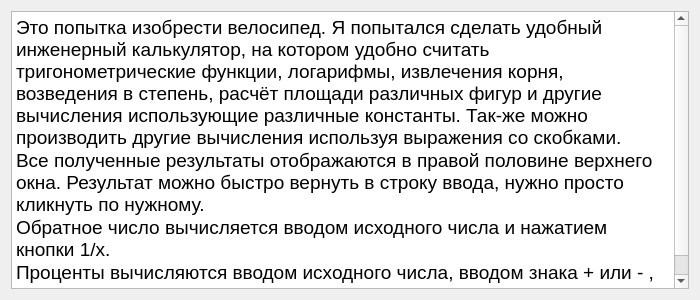
Old version of the form myForm/helpDialog.ui in the repository pAVlicSim/pyqt_calculator.
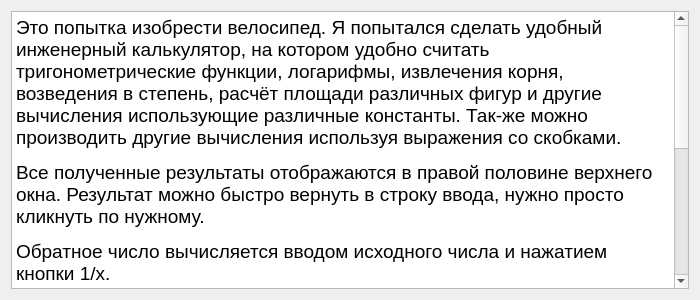
New version of the form.

Commit message: доделал ввод с клавиатуры

The edit to the form file:
```diff
--- a/myForm/helpDialog.ui
+++ b/myForm/helpDialog.ui
@@ -36,10 +36,15 @@
 &lt;html&gt;&lt;head&gt;&lt;meta name=&quot;qrichtext&quot; content=&quot;1&quot; /&gt;&lt;title&gt;Инструкция по применению.&lt;/title&gt;&lt;style type=&quot;text/css&quot;&gt;
 p, li { white-space: pre-wrap; }
 &lt;/style&gt;&lt;/head&gt;&lt;body style=&quot; font-family:'MS Shell Dlg 2'; font-size:8.25pt; font-weight:400; font-style:normal;&quot;&gt;
-&lt;p style=&quot; margin-top:0px; margin-bottom:0px; margin-left:0px; margin-right:0px; -qt-block-indent:0; text-indent:0px;&quot;&gt;&lt;span style=&quot; font-size:14pt;&quot;&gt;Это попытка изобрести велосипед. Я попытался сделать удобный инженерный калькулятор, на котором удобно считать тригонометрические функции, логарифмы, извлечения корня, возведения в степень, расчёт площади различных фигур и другие вычисления использующие различные константы. Так-же можно производить другие вычисления используя выражения со скобками. &lt;/span&gt;&lt;/p&gt;
-&lt;p style=&quot; margin-top:0px; margin-bottom:0px; margin-left:0px; margin-right:0px; -qt-block-indent:0; text-indent:0px;&quot;&gt;&lt;span style=&quot; font-size:14pt;&quot;&gt;Все полученные результаты отображаются в правой половине верхнего окна. Результат можно быстро вернуть в строку ввода, нужно просто кликнуть по нужному.&lt;/span&gt;&lt;/p&gt;
-&lt;p style=&quot; margin-top:0px; margin-bottom:0px; margin-left:0px; margin-right:0px; -qt-block-indent:0; text-indent:0px;&quot;&gt;&lt;span style=&quot; font-size:14pt;&quot;&gt;Обратное число вычисляется вводом исходного числа и нажатием кнопки 1/х.&lt;/span&gt;&lt;/p&gt;
-&lt;p style=&quot; margin-top:0px; margin-bottom:0px; margin-left:0px; margin-right:0px; -qt-block-indent:0; text-indent:0px;&quot;&gt;&lt;span style=&quot; font-size:14pt;&quot;&gt;Проценты вычисляются вводом исходного числа, вводом знака + или - ,  вводом процентов и нажатием кнопки %.&lt;/span&gt;&lt;/p&gt;&lt;/body&gt;&lt;/html&gt;</string>
+&lt;p style=&quot; margin-top:12px; margin-bottom:12px; margin-left:0px; margin-right:0px; -qt-block-indent:0; text-indent:0px;&quot;&gt;&lt;span style=&quot; font-size:14pt;&quot;&gt;Это попытка изобрести велосипед. Я попытался сделать удобный инженерный калькулятор, на котором удобно считать тригонометрические функции, логарифмы, извлечения корня, возведения в степень, расчёт площади различных фигур и другие вычисления использующие различные константы. Так-же можно производить другие вычисления используя выражения со скобками. &lt;/span&gt;&lt;/p&gt;
+&lt;p style=&quot; margin-top:12px; margin-bottom:12px; margin-left:0px; margin-right:0px; -qt-block-indent:0; text-indent:0px;&quot;&gt;&lt;span style=&quot; font-size:14pt;&quot;&gt;Все полученные результаты отображаются в правой половине верхнего окна. Результат можно быстро вернуть в строку ввода, нужно просто кликнуть по нужному.&lt;/span&gt;&lt;/p&gt;
+&lt;p style=&quot; margin-top:12px; margin-bottom:12px; margin-left:0px; margin-right:0px; -qt-block-indent:0; text-indent:0px;&quot;&gt;&lt;span style=&quot; font-size:14pt;&quot;&gt;Обратное число вычисляется вводом исходного числа и нажатием кнопки 1/х.&lt;/span&gt;&lt;/p&gt;
+&lt;p style=&quot; margin-top:12px; margin-bottom:12px; margin-left:0px; margin-right:0px; -qt-block-indent:0; text-indent:0px;&quot;&gt;&lt;span style=&quot; font-size:14pt;&quot;&gt;Проценты вычисляются вводом исходного числа, вводом знака + или - , вводом процентов и нажатием кнопки %.&lt;/span&gt;&lt;/p&gt;
+&lt;p style=&quot; margin-top:12px; margin-bottom:12px; margin-left:0px; margin-right:0px; -qt-block-indent:0; text-indent:0px;&quot;&gt;&lt;span style=&quot; font-size:14pt;&quot;&gt;Что такое логарифм?&lt;/span&gt;&lt;/p&gt;
+&lt;p style=&quot; margin-top:12px; margin-bottom:12px; margin-left:0px; margin-right:0px; -qt-block-indent:0; text-indent:0px;&quot;&gt;&lt;span style=&quot; font-family:'Arial,Helvetica,sans-serif'; font-size:14pt; background-color:#e9f8ed;&quot;&gt;Логарифм по основанию a от аргумента x , это степень,,в которую надо возвести число a, чтобы плучить число x.&lt;/span&gt;&lt;span style=&quot; font-family:'Arial,Helvetica,sans-serif'; font-size:14pt; color:#101010; background-color:#ffffff;&quot;&gt;Обозначение: log&lt;/span&gt;&lt;span style=&quot; font-family:'Times New Roman,Times,serif'; font-size:14pt; font-style:italic; color:#101010; background-color:#ffffff; vertical-align:sub;&quot;&gt;a&lt;/span&gt;&lt;span style=&quot; font-family:'Times New Roman,Times,serif'; font-size:14pt; font-style:italic; color:#101010; background-color:#ffffff;&quot;&gt;x&lt;/span&gt;&lt;span style=&quot; font-family:'Arial,Helvetica,sans-serif'; font-size:14pt; color:#101010; background-color:#ffffff;&quot;&gt; = &lt;/span&gt;&lt;span style=&quot; font-family:'Times New Roman,Times,serif'; font-size:14pt; font-style:italic; color:#101010; background-color:#ffffff;&quot;&gt;b&lt;/span&gt;&lt;span style=&quot; font-family:'Arial,Helvetica,sans-serif'; font-size:14pt; color:#101010; background-color:#ffffff;&quot;&gt;, где &lt;/span&gt;&lt;span style=&quot; font-family:'Times New Roman,Times,serif'; font-size:14pt; font-style:italic; color:#101010; background-color:#ffffff;&quot;&gt;a&lt;/span&gt;&lt;span style=&quot; font-family:'Arial,Helvetica,sans-serif'; font-size:14pt; color:#101010; background-color:#ffffff;&quot;&gt; — основание, &lt;/span&gt;&lt;span style=&quot; font-family:'Times New Roman,Times,serif'; font-size:14pt; font-style:italic; color:#101010; background-color:#ffffff;&quot;&gt;x&lt;/span&gt;&lt;span style=&quot; font-family:'Arial,Helvetica,sans-serif'; font-size:14pt; color:#101010; background-color:#ffffff;&quot;&gt; — аргумент, &lt;/span&gt;&lt;span style=&quot; font-family:'Times New Roman,Times,serif'; font-size:14pt; font-style:italic; color:#101010; background-color:#ffffff;&quot;&gt;b&lt;/span&gt;&lt;span style=&quot; font-family:'Arial,Helvetica,sans-serif'; font-size:14pt; color:#101010; background-color:#ffffff;&quot;&gt; — собственно, чему равен логарифм.&lt;/span&gt;&lt;/p&gt;
+&lt;p style=&quot; margin-top:12px; margin-bottom:12px; margin-left:0px; margin-right:0px; -qt-block-indent:0; text-indent:0px;&quot;&gt;&lt;span style=&quot; font-family:'Arial,Helvetica,sans-serif'; font-size:14pt; color:#101010; background-color:#ffffff;&quot;&gt;Логарифм по основанию 10 обозначается как lg &lt;/span&gt;&lt;span style=&quot; font-family:'Times New Roman,Times,serif'; font-size:14pt; font-style:italic; color:#101010; background-color:#ffffff;&quot;&gt;x&lt;/span&gt;&lt;span style=&quot; font-family:'Times New Roman,Times,serif'; font-size:14pt; color:#101010; background-color:#ffffff;&quot;&gt; &lt;/span&gt;&lt;/p&gt;
+&lt;p style=&quot; margin-top:12px; margin-bottom:12px; margin-left:0px; margin-right:0px; -qt-block-indent:0; text-indent:0px;&quot;&gt;&lt;br /&gt;&lt;/p&gt;
+&lt;p style=&quot; margin-top:12px; margin-bottom:12px; margin-left:0px; margin-right:0px; -qt-block-indent:0; text-indent:0px;&quot;&gt;&lt;br /&gt;&lt;/p&gt;&lt;/body&gt;&lt;/html&gt;</string>
      </property>
     </widget>
    </item>
```
The commit also changes 2 other files.
